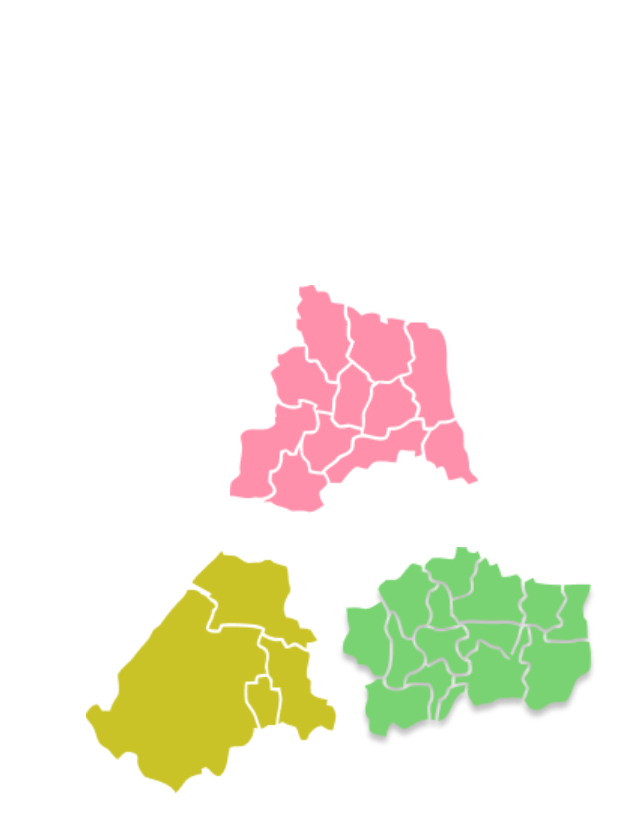
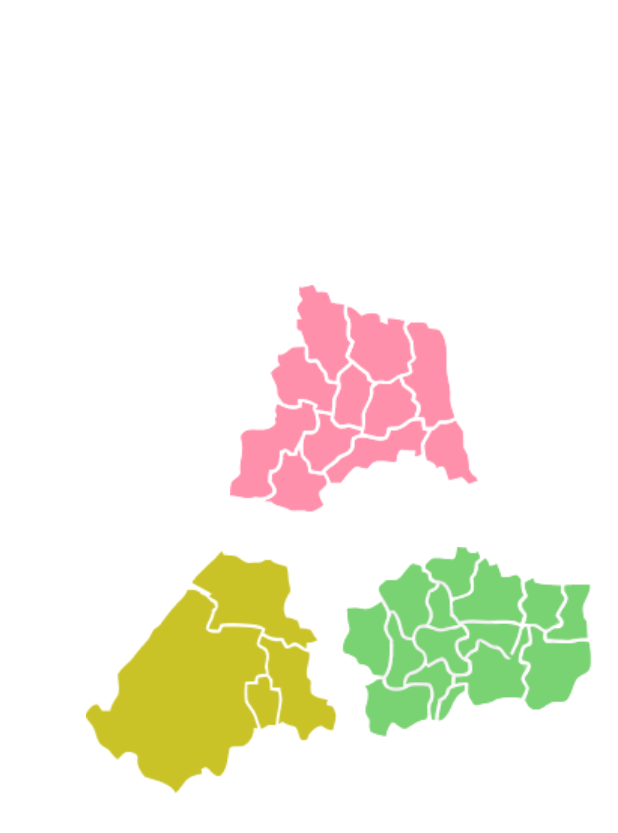
Before and after one commit to kimsw215/SeeHeung, an Android app: the layout activity_main.xml on its own in the app's theme, with its tools: preview values and no code run, on a phone screen of 412 x 824 dp. Shown: the top 833 px of the screen. Run offline under Robolectric (Android 15) with nearby library versions, the phone set to English and light mode, and no system bars.

Commit message:
N, S ,E 사진 변경

```diff
--- a/app/src/main/res/layout/activity_main.xml
+++ b/app/src/main/res/layout/activity_main.xml
@@ -10,13 +10,13 @@
         android:id="@+id/NBtn"
         android:layout_width="wrap_content"
         android:layout_height="wrap_content"
-        android:background="@drawable/north"
+        android:background="@drawable/north_removebg"
         app:layout_constraintBottom_toBottomOf="parent"
         app:layout_constraintEnd_toEndOf="parent"
         app:layout_constraintHorizontal_bias="0.621"
         app:layout_constraintStart_toStartOf="parent"
         app:layout_constraintTop_toTopOf="parent"
-        app:layout_constraintVertical_bias="0.283" />
+        app:layout_constraintVertical_bias="0.283"/>
 
     <androidx.appcompat.widget.AppCompatButton
         android:id="@+id/SBtn"
@@ -34,7 +34,7 @@
         android:id="@+id/EBtn"
         android:layout_width="wrap_content"
         android:layout_height="wrap_content"
-        android:background="@drawable/east"
+        android:background="@drawable/east_removebg"
         app:layout_constraintBottom_toBottomOf="parent"
         app:layout_constraintEnd_toEndOf="parent"
         app:layout_constraintHorizontal_bias="0.941"
```
Also changed, not shown: app/src/main/res/drawable-v24/east_removebg.png (added), app/src/main/res/drawable-v24/north_removebg.png (added), app/src/main/res/drawable-v24/south_removebg.png (added).
